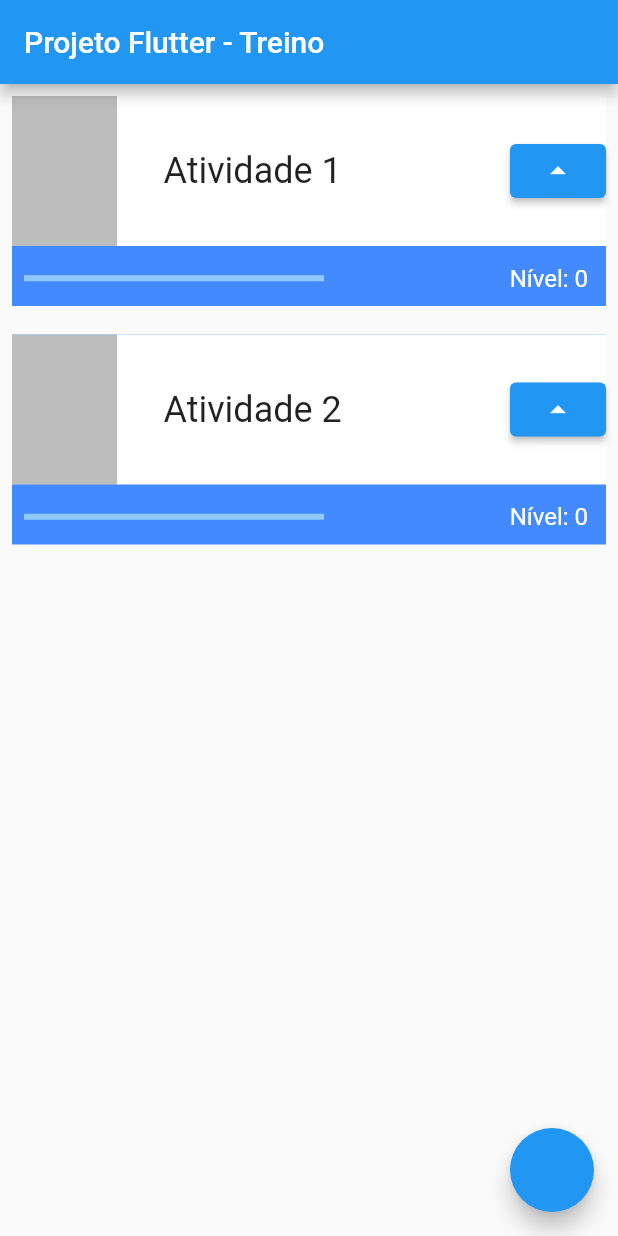
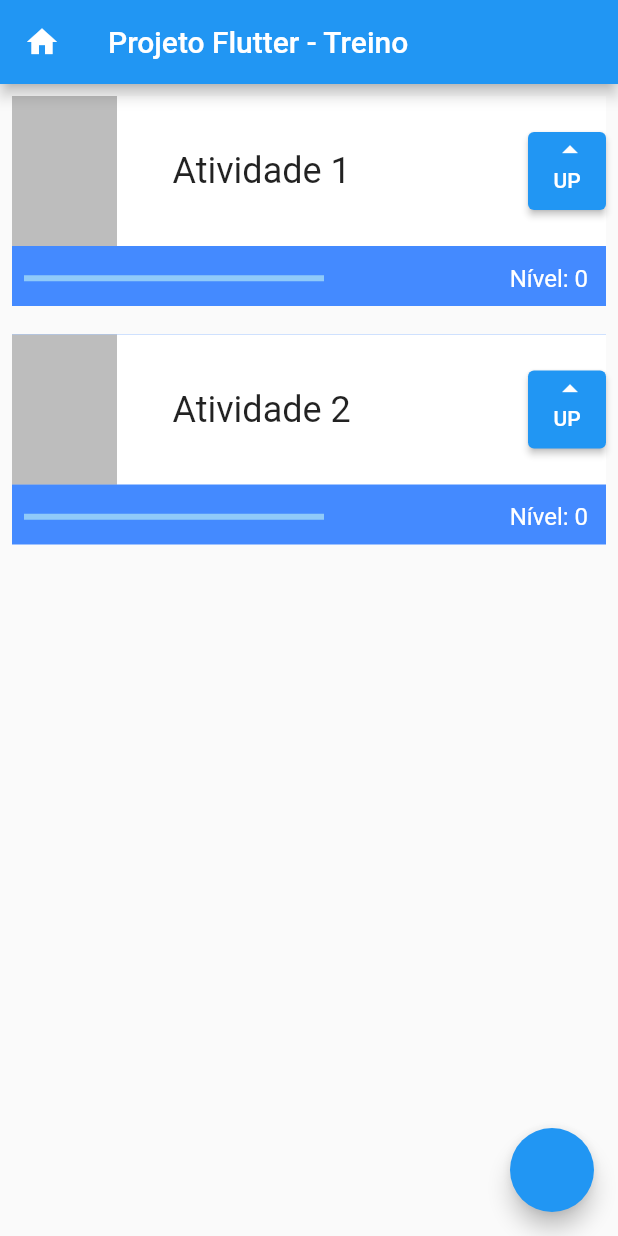
Before and after one commit to silveiraluisf/projeto-flutter-treino-3, a Flutter app: the screen it shows after launch, on a phone screen of 412 x 824 dp. Run offline on Flutter 3.47's test engine with Material 2 defaults, Android fonts, the phone set to English and light mode, and no system bars; missing offline and left inert: dart:ffi.

Commit message:
ajustes de layout

```diff
--- a/lib/main.dart
+++ b/lib/main.dart
@@ -19,6 +19,7 @@ class MyApp extends StatelessWidget {
         ),
         home: Scaffold(
           appBar: AppBar(
+            leading: Icon(Icons.home),
             title: const Text('Projeto Flutter - Treino'),
           ),
           body: ListView(
@@ -43,6 +44,7 @@ class Task extends StatefulWidget {
 
 class _TaskState extends State<Task> {
   int nivel = 0;
+
   @override
   Widget build(BuildContext context) {
     return Padding(
@@ -73,14 +75,20 @@ class _TaskState extends State<Task> {
                             fontSize: 24, overflow: TextOverflow.ellipsis),
                       ),
                     ),
-                    ElevatedButton(
+                    Container(
+                      width: 52,
+                      height: 52,
+                      child: ElevatedButton(
                           onPressed: () {
                             setState(() {
                               nivel++;
                             });
                             print(nivel);
                           },
-                        child: const Icon(Icons.arrow_drop_up))
+                          child: Column(children: const [
+                            Icon(Icons.arrow_drop_up),
+                            Text('UP')])),
+                    )
                   ],
                 ),
               ),
@@ -92,7 +100,7 @@ class _TaskState extends State<Task> {
                     child: Container(
                       width: 200,
                       child: LinearProgressIndicator(
-                        value: nivel/10,
+                        value: nivel / 10,
                         color: Colors.white,
                       ),
                     ),
```
Lines whose indentation alone changed are shown as unchanged.
